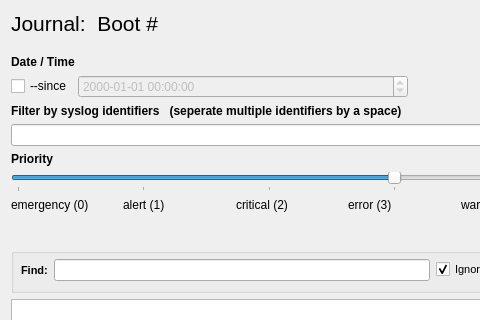
First picture: the form in ui/showbootlog.ui, repository pentix/qjournalctl, before the edit; both pictures show x 0 to 480 and y 0 to 320 of the 915 by 632 pixel window.
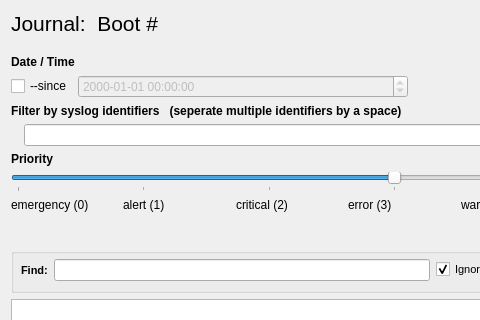
Second picture: the form after the edit. Icons and pictures are not drawn.

Commit message: ShowBootLog: Completion: Implemented the RegExp search to find syslog identifiers

Diff of the .ui file:
```diff
--- a/ui/showbootlog.ui
+++ b/ui/showbootlog.ui
@@ -209,6 +209,13 @@
      </item>
      <item>
       <layout class="QHBoxLayout" name="horizontalLayout_4">
+       <item>
+        <widget class="QLabel" name="acceptedIdentifierLabel">
+         <property name="text">
+          <string/>
+         </property>
+        </widget>
+       </item>
        <item>
         <widget class="QLineEdit" name="identifiersLineEdit">
          <property name="focusPolicy">
```
Left out of the diff: 14 changed lines with no effect on the pictures. The commit also changes 2 other files.
